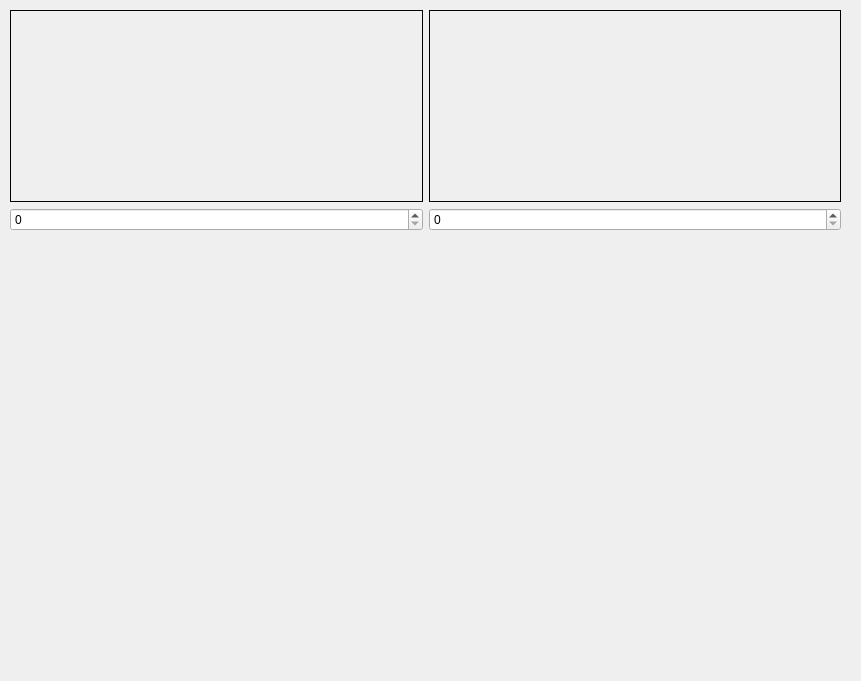
First picture: the form in StereoVision/widgetsettings.ui, repository dzikipasterz/StareoVision, before the edit.
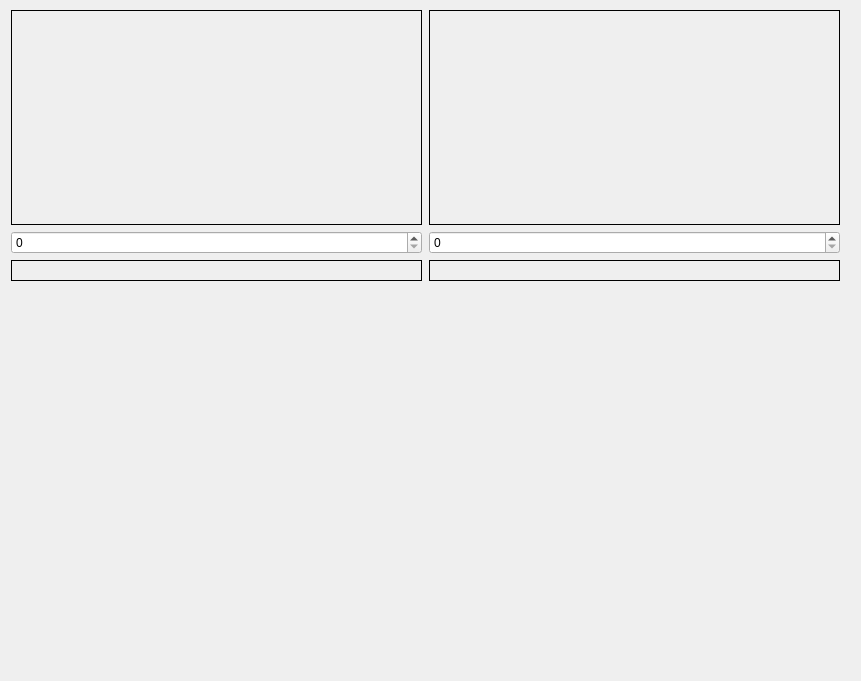
Second picture: the form after the edit.

The edit to the form file:
```diff
--- a/StereoVision/widgetsettings.ui
+++ b/StereoVision/widgetsettings.ui
@@ -31,10 +31,13 @@
      <x>10</x>
      <y>10</y>
      <width>831</width>
-     <height>221</height>
+     <height>271</height>
     </rect>
    </property>
    <layout class="QGridLayout" name="gridLayout">
+    <item row="1" column="1">
+     <widget class="QSpinBox" name="rightCameraId"/>
+    </item>
     <item row="0" column="0">
      <widget class="QLabel" name="rightCamera">
       <property name="frameShape">
@@ -62,8 +65,49 @@
       </property>
      </widget>
     </item>
-    <item row="1" column="1">
-     <widget class="QSpinBox" name="rightCameraId"/>
+    <item row="2" column="0">
+     <widget class="QLabel" name="labelLeftCameraStatus">
+      <property name="minimumSize">
+       <size>
+        <width>411</width>
+        <height>21</height>
+       </size>
+      </property>
+      <property name="maximumSize">
+       <size>
+        <width>411</width>
+        <height>21</height>
+       </size>
+      </property>
+      <property name="frameShape">
+       <enum>QFrame::Box</enum>
+      </property>
+      <property name="text">
+       <string/>
+      </property>
+     </widget>
+    </item>
+    <item row="2" column="1">
+     <widget class="QLabel" name="labelRightCameraStatus">
+      <property name="minimumSize">
+       <size>
+        <width>411</width>
+        <height>21</height>
+       </size>
+      </property>
+      <property name="maximumSize">
+       <size>
+        <width>411</width>
+        <height>21</height>
+       </size>
+      </property>
+      <property name="frameShape">
+       <enum>QFrame::Box</enum>
+      </property>
+      <property name="text">
+       <string/>
+      </property>
+     </widget>
     </item>
    </layout>
   </widget>
```
